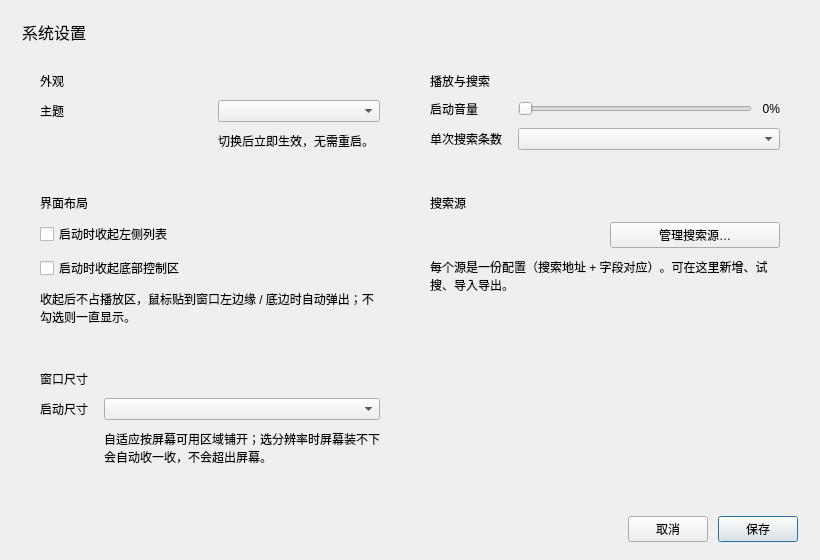
gong1-1989/MusicVideoPlayer, file src/ui/SettingsDialog.ui: the form before one commit.
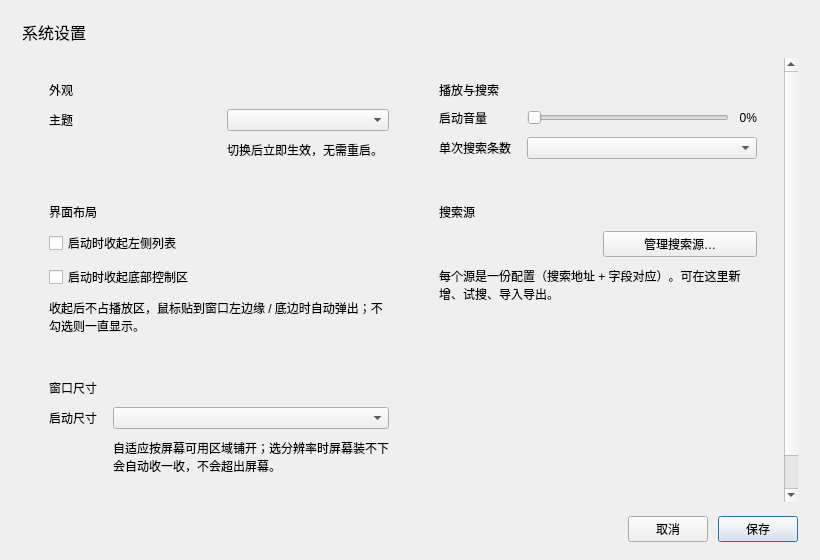
The form after the commit.

Patch:
```diff
--- a/src/ui/SettingsDialog.ui
+++ b/src/ui/SettingsDialog.ui
@@ -49,6 +49,17 @@
     </widget>
    </item>
    <item>
+    <widget class="QScrollArea" name="scroll_content">
+     <property name="frameShape">
+      <enum>QFrame::NoFrame</enum>
+     </property>
+     <property name="widgetResizable">
+      <bool>true</bool>
+     </property>
+     <property name="horizontalScrollBarPolicy">
+      <enum>Qt::ScrollBarAlwaysOff</enum>
+     </property>
+     <widget class="QWidget" name="scroll_widget">
     <layout class="QHBoxLayout" name="layout_columns">
      <property name="spacing">
       <number>14</number>
@@ -477,6 +488,8 @@
       </layout>
      </item>
     </layout>
+     </widget>
+    </widget>
    </item>
    <item>
     <layout class="QHBoxLayout" name="layout_buttons">
```
Lines whose indentation alone changed are shown as unchanged.
